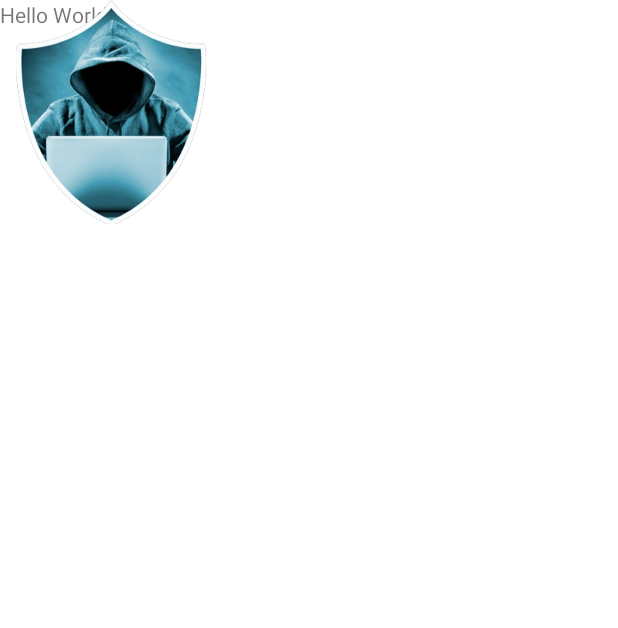
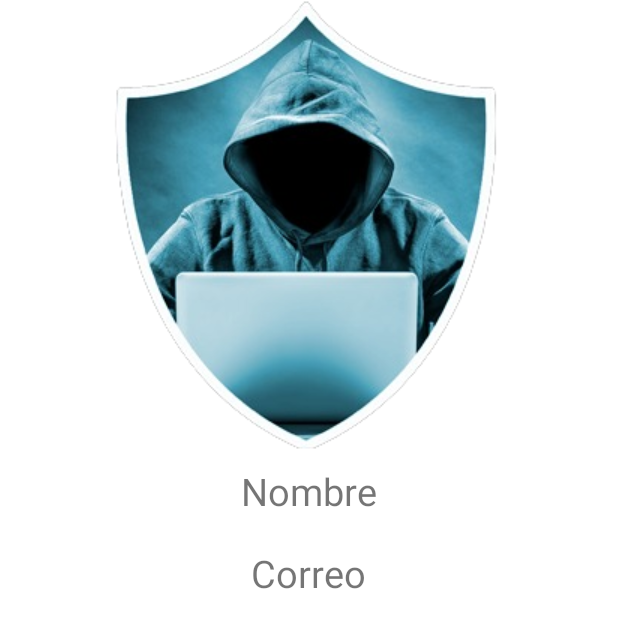
Before and after one commit to 19170166/Proyecto_Unidad_1, an Android app: the layout activity_main.xml on its own in the app's theme, with its tools: preview values and no code run, on a phone screen of 412 x 824 dp. Shown: the top 628 px of the screen. Run offline under Robolectric (Android 15) with nearby library versions, the phone set to English and light mode, and no system bars; network calls fail.

Commit message:
second commit

```diff
--- a/app/src/main/java/com/example/proyecto_unidad1/ClaseUsuario.java
+++ b/app/src/main/java/com/example/proyecto_unidad1/ClaseUsuario.java
@@ -12,7 +12,7 @@ import java.util.List;
 
 public class ClaseUsuario extends RecyclerView.Adapter<ClaseUsuario.Viewholder> {
 
-    private List<ConstUsuario> usuarioList;
+    private final List<ConstUsuario> usuarioList;
     public ClaseUsuario(List<ConstUsuario> usuarioList){this.usuarioList=usuarioList;}
 
     @NonNull
--- a/app/src/main/java/com/example/proyecto_unidad1/Splash.java
+++ b/app/src/main/java/com/example/proyecto_unidad1/Splash.java
@@ -21,7 +21,7 @@ public class Splash extends AppCompatActivity {
         }
         @Override
         public void onFinish() {
-            Intent i=new Intent(Splash.this,MainActivity.class);
+            Intent i=new Intent(Splash.this,Login.class);
             startActivity(i);
             finish();
         }
--- a/app/src/main/res/layout/activity_login.xml
+++ b/app/src/main/res/layout/activity_login.xml
@@ -126,6 +126,7 @@
                     android:layout_height="wrap_content"
                     android:clickable="true"
                     android:text=" Registrate aquí"
+                    android:backgroundTint="@color/azul"
                     android:textColor="@color/blanco"
                     android:textSize="18dp" />
             </LinearLayout>
--- a/app/src/main/res/layout/activity_main.xml
+++ b/app/src/main/res/layout/activity_main.xml
@@ -7,18 +7,30 @@
     android:layout_height="match_parent"
     tools:context=".MainActivity">
 
+    <ImageView
+        android:layout_width="wrap_content"
+        android:layout_height="wrap_content"
+        android:id="@+id/icono"
+        android:src="@drawable/hacking"
+        android:layout_centerHorizontal="true"
+        android:layout_alignParentTop="true"/>
     <TextView
         android:layout_width="wrap_content"
         android:layout_height="wrap_content"
-        android:text="Hello World!"
-        app:layout_constraintBottom_toBottomOf="parent"
-        app:layout_constraintLeft_toLeftOf="parent"
-        app:layout_constraintRight_toRightOf="parent"
-        app:layout_constraintTop_toTopOf="parent"
-        android:id="@+id/mostrar_datos"/>
-    <ImageView
-        android:layout_width="150dp"
-        android:layout_height="150dp"
-        android:src="@drawable/hacking"/>
+        android:text="Nombre"
+        android:id="@+id/nom"
+        android:layout_centerHorizontal="true"
+        android:textSize="25dp"
+        android:layout_margin="10dp"
+        android:layout_below="@+id/icono"/>
+    <TextView
+        android:layout_width="wrap_content"
+        android:layout_height="wrap_content"
+        android:text="Correo"
+        android:layout_margin="10dp"
+        android:layout_centerHorizontal="true"
+        android:textSize="25dp"
+        android:id="@+id/email"
+        android:layout_below="@+id/nom"/>
 
 </RelativeLayout>
```
Also changed, not shown: app/src/main/java/com/example/proyecto_unidad1/ClasePermisos.java (+5 -4 lines), app/src/main/java/com/example/proyecto_unidad1/Login.java (+78 -3 lines), app/src/main/java/com/example/proyecto_unidad1/MainActivity.java (+22 -19 lines), app/src/main/java/com/example/proyecto_unidad1/Permisos.java (+11 -1 lines), app/src/main/java/com/example/proyecto_unidad1/Registro.java (+12 -12 lines), app/src/main/res/layout/recylce_permisos.xml (+9 -3 lines), app/src/main/res/layout/usuario.xml (added, +22 -0 lines).
